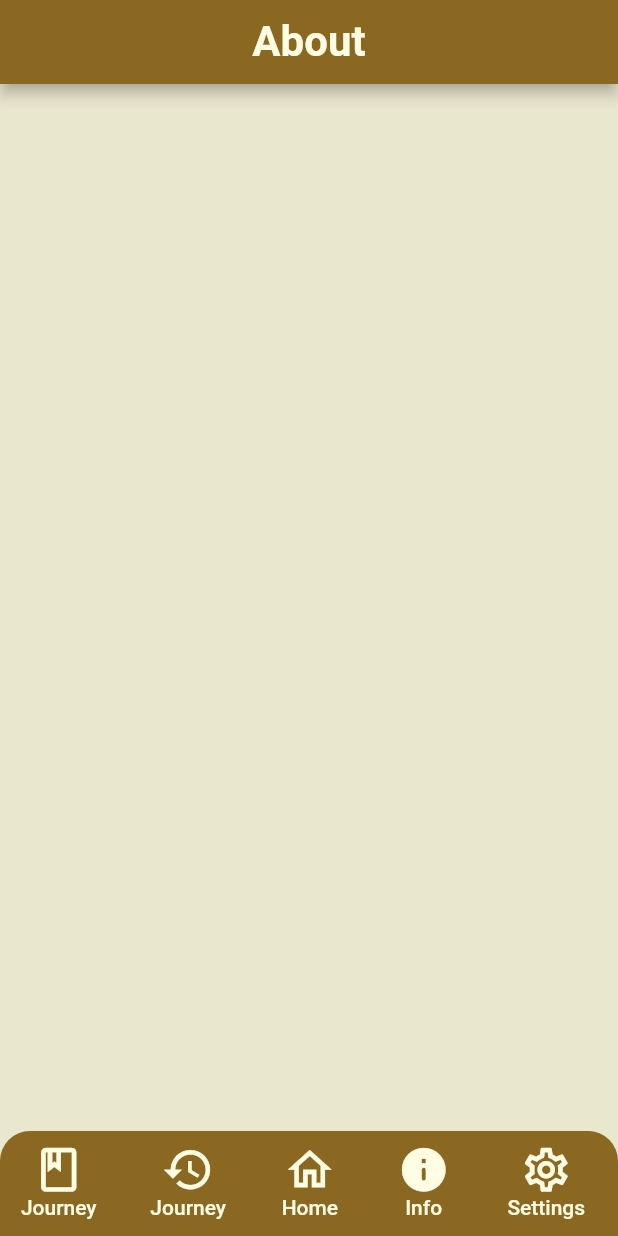
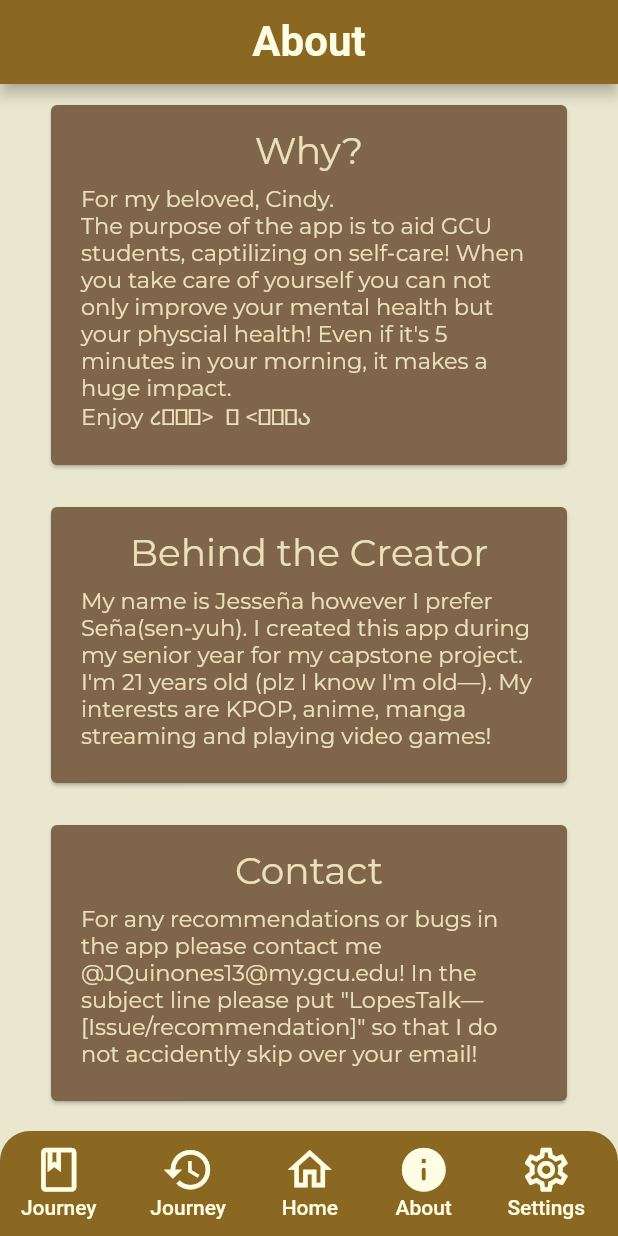
Before and after one commit to lopes-talk/lopes-talk, a Flutter app: the screen it shows after launch, item 4 of the bottom bar chosen, on a phone screen of 412 x 824 dp. Run offline on Flutter 3.47's test engine with Material 2 defaults, Android fonts, the phone set to English and light mode, and no system bars.

Commit message:
About and Settings
These pages are completed

```diff
--- a/auth/lib/about.dart
+++ b/auth/lib/about.dart
@@ -1,6 +1,4 @@
 import 'package:flutter/material.dart';
-import 'package:flutter/src/widgets/framework.dart';
-import 'package:flutter/src/widgets/placeholder.dart';
 
 class About extends StatelessWidget {
   const About({super.key});
@@ -21,6 +19,88 @@ class About extends StatelessWidget {
         centerTitle: true,
         backgroundColor: Theme.of(context).primaryColor,
       ),
+      body: SingleChildScrollView(
+        child: Column(
+          children: const [
+            BigCard(
+                title: 'Why?',
+                body:
+                    "For my beloved, Cindy.\nThe purpose of the app is to aid GCU students, captilizing on self-care! When you take care of yourself you can not only improve your mental health but your physcial health! Even if it's 5 minutes in your morning, it makes a huge impact.\nEnjoy ૮꒰⸝⸝>  ̫ <⸝⸝꒱ა"),
+            BigCard(
+                title: 'Behind the Creator',
+                body:
+                    "My name is Jesseña however I prefer Seña(sen-yuh). I created this app during my senior year for my capstone project. I'm 21 years old (plz I know I'm old—). My interests are KPOP, anime, manga streaming and playing video games!"),
+            BigCard(
+                title: 'Contact',
+                body:
+                    "For any recommendations or bugs in the app please contact me @JQuinones13@my.gcu.edu! In the subject line please put \"LopesTalk—[Issue/recommendation]\" so that I do not accidently skip over your email!"),
+            BigCard(
+                title: 'Donations/Support',
+                body:
+                    "If you would love to help a sturggling college student you can do so! Or if you would like to request a feature in the app! My Venmo is \"Sena-Quinones\" Thank you all for downloading LopesTalk! \nhappy cat for you! ฅ^•ﻌ•^ฅ"),
+          ],
+        ),
+      ),
     );
   }
 }
+
+class BigCard extends StatelessWidget {
+  const BigCard({
+    Key? key,
+    required this.title,
+    required this.body,
+  }) : super(key: key);
+
+  final String title;
+  final String body;
+
+  @override
+  Widget build(BuildContext context) {
+    return Column(
+      crossAxisAlignment: CrossAxisAlignment.stretch,
+      children: [
+        Padding(
+          padding: const EdgeInsets.fromLTRB(30, 10, 30, 10),
+          child: Card(
+            color: const Color.fromRGBO(127, 102, 74, 1),
+            child: Padding(
+              padding: const EdgeInsets.all(15.0),
+              child: Column(
+                children: [
+                  Align(
+                    alignment: Alignment.center,
+                    child: Text(
+                      title,
+                      textAlign: TextAlign.left,
+                      style: const TextStyle(
+                        fontFamily: 'Montserrat',
+                        fontSize: 25,
+                        color: Color.fromRGBO(234, 225, 186, 1),
+                      ),
+                    ),
+                  ),
+                  Padding(
+                    padding: const EdgeInsets.fromLTRB(5, 8, 8, 8),
+                    child: Align(
+                      alignment: Alignment.centerLeft,
+                      child: Text(
+                        body,
+                        textAlign: TextAlign.left,
+                        style: const TextStyle(
+                          fontFamily: 'Montserrat',
+                          fontSize: 15,
+                          color: Color.fromRGBO(234, 225, 186, 1),
+                        ),
+                      ),
+                    ),
+                  ),
+                ],
+              ),
+            ),
+          ),
+        ),
+      ],
+    );
+  }
+}
--- a/auth/lib/main.dart
+++ b/auth/lib/main.dart
@@ -18,6 +18,9 @@ class MyApp extends StatelessWidget {
         splashColor: Colors.transparent,
         highlightColor: Colors.transparent,
         hoverColor: Colors.transparent,
+
+        //  default font family
+        //fontFamily: 'sweet purple'
       ),
       debugShowCheckedModeBanner: false,
       home: const Redirect(),
--- a/auth/lib/redirect.dart
+++ b/auth/lib/redirect.dart
@@ -67,7 +67,10 @@ class _RedirectState extends State<Redirect> {
                         ),
                   const Text(
                     'Journey',
-                    style: TextStyle(color: Color.fromRGBO(255, 253, 227, 1)),
+                    style: TextStyle(
+                      color: Color.fromRGBO(255, 253, 227, 1),
+                      //fontFamily: ,
+                    ),
                   ),
                 ],
               ),
@@ -144,7 +147,7 @@ class _RedirectState extends State<Redirect> {
                           size: 35,
                         ),
                   const Text(
-                    'Info',
+                    'About',
                     style: TextStyle(color: Color.fromRGBO(255, 253, 227, 1)),
                   ),
                 ],
```
Also changed, not shown: auth/lib/settings.dart (+67 -2 lines), auth/pubspec.yaml (+9 -9 lines), 1 other file.
